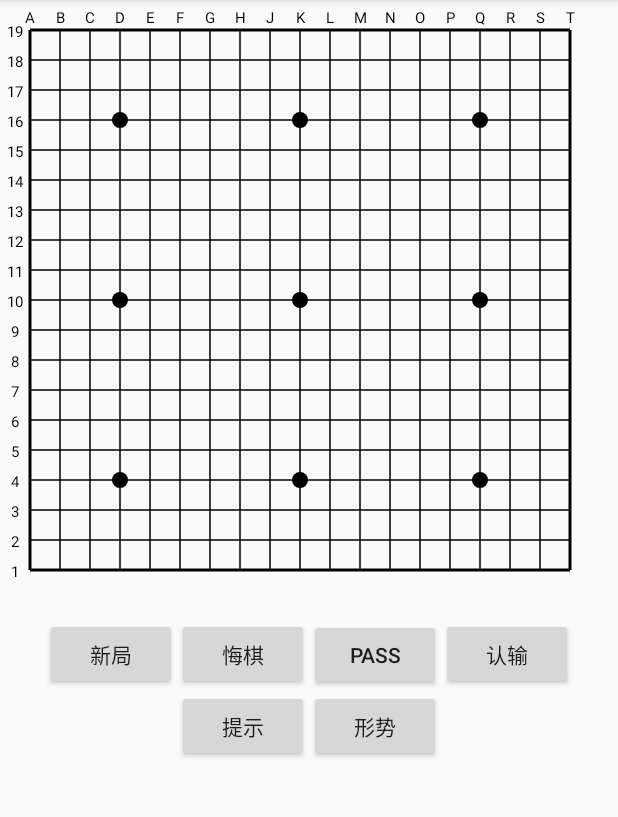
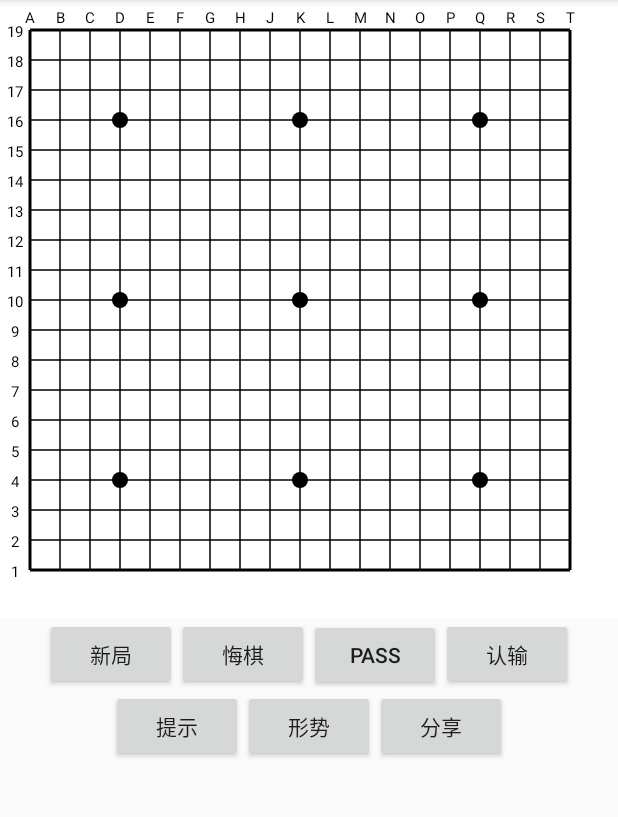
Before and after one commit to uestccokey/EZBoard, an Android app: the screen it shows after launch (MainActivity), on a phone screen of 412 x 824 dp, the part 84-901 px from its top. Run offline under Robolectric (Android 15) with nearby library versions, the phone set to English and light mode, and no system bars; libraries missing offline, so code that uses them is left out: org.tensorflow.contrib; 2 statements that could not run were skipped.

Commit message:
add share button

```diff
--- a/app/src/main/res/layout/activity_main.xml
+++ b/app/src/main/res/layout/activity_main.xml
@@ -67,6 +67,12 @@
             android:layout_width="wrap_content"
             android:layout_height="wrap_content"
             android:text="形势" />
+
+        <Button
+            android:id="@+id/share"
+            android:layout_width="wrap_content"
+            android:layout_height="wrap_content"
+            android:text="分享" />
     </LinearLayout>
 
     <TextView
--- a/goboard/src/main/java/cn/ezandroid/goboard/BoardView.java
+++ b/goboard/src/main/java/cn/ezandroid/goboard/BoardView.java
@@ -245,9 +245,14 @@ public class BoardView extends RelativeLayout {
     private void drawBoard(Canvas canvas) {
         int coordinateTextSize = mSquareSize / 2;
 
-        mBoardPaint.setColor(Color.BLACK);
+        mBoardPaint.setColor(Color.WHITE);
         mBoardPaint.setStyle(Paint.Style.FILL);
         mBoardPaint.setTextSize(coordinateTextSize);
+
+        // 清屏
+        canvas.drawRect(0, 0, getWidth(), getHeight(), mBoardPaint);
+
+        mBoardPaint.setColor(Color.BLACK);
 
         canvas.translate(mSquareSize, mSquareSize);
 
--- a/goboard/src/main/java/cn/ezandroid/goboard/StoneView.java
+++ b/goboard/src/main/java/cn/ezandroid/goboard/StoneView.java
@@ -188,6 +188,7 @@ public class StoneView extends TextView {
         } else {
             textSize = getWidth() / 2.5f;
         }
+        mStonePaint.setStyle(Paint.Style.FILL);
         mStonePaint.setTextSize(textSize);
         mStonePaint.setStrokeWidth(0);
         String number = String.valueOf(mStone.number);
```
Also changed, not shown: app/src/main/java/cn/ezandroid/goboard/demo/MainActivity.java (+45 -0 lines).
